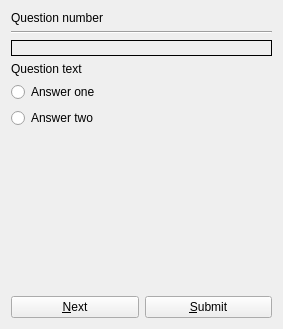
Qt form src/templates/qsample/qsampleitem.ui (itsanurag94/Sample_Template_2) before a commit.
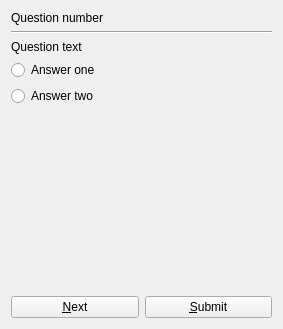
The same form after that commit.

```diff
--- a/src/templates/qsample/qsampleitem.ui
+++ b/src/templates/qsample/qsampleitem.ui
@@ -28,19 +28,6 @@
      </property>
     </widget>
    </item>
-   <item>
-        <widget class="QLabel" name="m_lblPicture">
-         <property name="frameShape">
-          <enum>QFrame::Box</enum>
-         </property>
-         <property name="text">
-          <string/>
-         </property>
-         <property name="alignment">
-          <set>Qt::AlignHCenter|Qt::AlignTop</set>
-         </property>
-        </widget>
-   </item>
    <item>
     <widget class="QLabel" name="m_lblQuestionText">
      <property name="text">
```
Left out of the diff: 1 changed line with no effect on the pictures.
